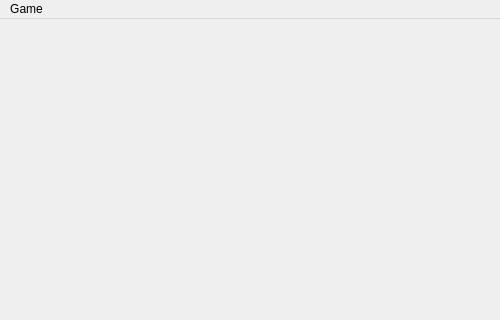
Above: gamewindow.ui from zwssd/TankGame before the change; both pictures show x 0 to 500 and y 0 to 320 of the 500 by 500 pixel window. Below: the same form after it.
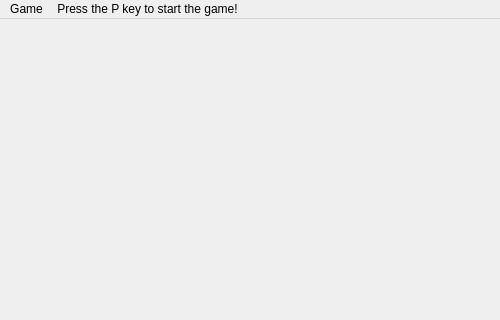
That is the form after the change.

Diff of the .ui file:
```diff
--- a/gamewindow.ui
+++ b/gamewindow.ui
@@ -20,7 +20,7 @@
      <x>0</x>
      <y>0</y>
      <width>500</width>
-     <height>22</height>
+     <height>26</height>
     </rect>
    </property>
    <widget class="QMenu" name="menuTools">
@@ -30,7 +30,13 @@
     <addaction name="actionNew"/>
     <addaction name="actionMap"/>
    </widget>
+   <widget class="QMenu" name="menuPress_the_P_key_to_start_the_game">
+    <property name="title">
+     <string>Press the P key to start the game!</string>
+    </property>
+   </widget>
    <addaction name="menuTools"/>
+   <addaction name="menuPress_the_P_key_to_start_the_game"/>
   </widget>
   <action name="actionNew">
    <property name="text">
```
